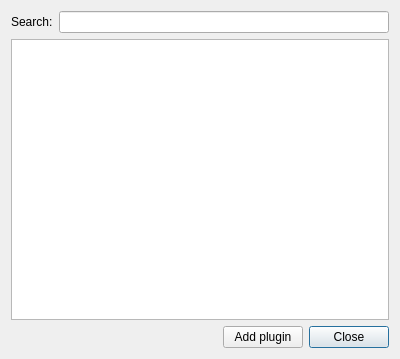
lxqt/liblxqt, file addplugindialog/addplugindialog.ui: the form before one commit.
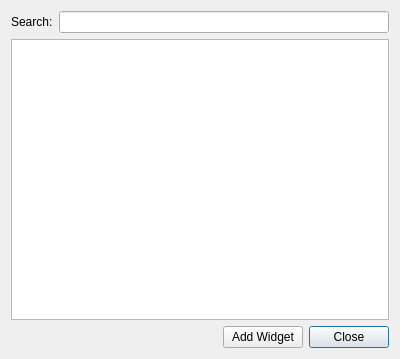
The form after the commit.

Commit message: Renames the "Add plugin" button to "Add Widget"

Patch:
```diff
--- a/addplugindialog/addplugindialog.ui
+++ b/addplugindialog/addplugindialog.ui
@@ -49,7 +49,7 @@
      <item>
       <widget class="QPushButton" name="addButton">
        <property name="text">
-        <string>Add plugin</string>
+        <string>Add Widget</string>
        </property>
       </widget>
      </item>
```
